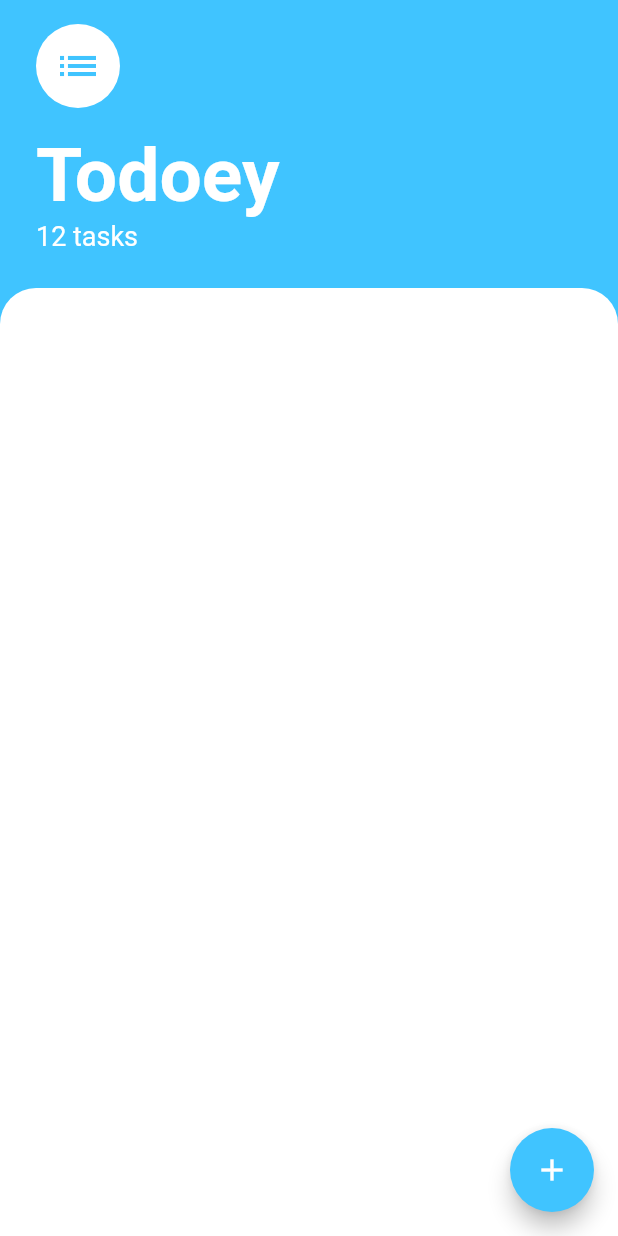
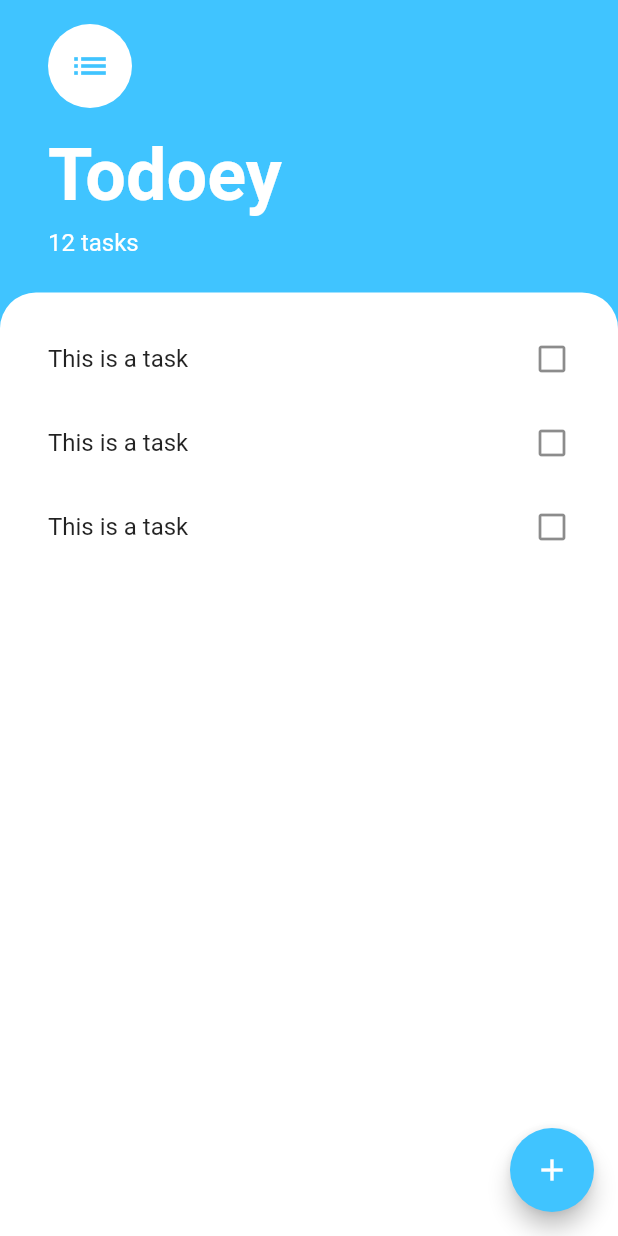
Before and after one commit to herickport/todoey, a Flutter app: the screen it shows after launch, on a phone screen of 412 x 824 dp. Run offline on Flutter 3.47's test engine with Material 2 defaults, Android fonts, the phone set to English and light mode, and no system bars.

Commit message:
Building the ListView of tasks

```diff
--- /dev/null
+++ b/lib/components/task_tile.dart
@@ -0,0 +1,12 @@
+import 'package:flutter/material.dart';
+
+class TaskTile extends StatelessWidget {
+  @override
+  Widget build(BuildContext context) {
+    return ListTile(
+      contentPadding: EdgeInsets.zero,
+      title: Text('This is a task'),
+      trailing: Icon(Icons.check_box_outline_blank),
+    );
+  }
+}
--- /dev/null
+++ b/lib/components/tasks_list.dart
@@ -0,0 +1,19 @@
+import 'package:flutter/material.dart';
+import 'package:todoey/components/task_tile.dart';
+
+class TasksList extends StatelessWidget {
+  @override
+  Widget build(BuildContext context) {
+    return ListView(
+      // padding: EdgeInsets.symmetric(
+      //   horizontal: 32.0,
+      //   vertical: 16.0,
+      // ),
+      children: <Widget>[
+        TaskTile(),
+        TaskTile(),
+        TaskTile(),
+      ],
+    );
+  }
+}
--- a/lib/main.dart
+++ b/lib/main.dart
@@ -16,9 +16,6 @@ class Todoey extends StatelessWidget {
         floatingActionButtonTheme: FloatingActionButtonThemeData(
           backgroundColor: Colors.lightBlueAccent,
         ),
-        iconTheme: IconThemeData(
-          size: 32.0,
-        ),
         scaffoldBackgroundColor: Colors.lightBlueAccent,
         visualDensity: VisualDensity.adaptivePlatformDensity,
       ),
--- a/lib/screens/tasks_screen.dart
+++ b/lib/screens/tasks_screen.dart
@@ -1,4 +1,5 @@
 import 'package:flutter/material.dart';
+import 'package:todoey/components/tasks_list.dart';
 
 class TasksScreen extends StatelessWidget {
   @override
@@ -14,7 +15,7 @@ class TasksScreen extends StatelessWidget {
           children: <Widget>[
             Padding(
               padding: const EdgeInsets.only(
-                left: 24.0,
+                left: 32.0,
                 top: 16.0,
                 bottom: 24.0,
               ),
@@ -28,7 +29,7 @@ class TasksScreen extends StatelessWidget {
                     child: Icon(
                       Icons.list,
                       color: Colors.lightBlueAccent,
-                      size: 32.0,
+                      size: 28.0,
                     ),
                   ),
                   const SizedBox(height: 16.0),
@@ -36,15 +37,16 @@ class TasksScreen extends StatelessWidget {
                     'Todoey',
                     style: TextStyle(
                       color: Colors.white,
-                      fontSize: 50.0,
+                      fontSize: 48.0,
                       fontWeight: FontWeight.w700,
                     ),
                   ),
+                  const SizedBox(height: 8.0),
                   Text(
                     '12 tasks',
                     style: const TextStyle(
                       color: Colors.white,
-                      fontSize: 18.0,
+                      fontSize: 16.0,
                     ),
                   ),
                 ],
@@ -52,6 +54,10 @@ class TasksScreen extends StatelessWidget {
             ),
             Expanded(
               child: Container(
+                padding: EdgeInsets.symmetric(
+                  horizontal: 32.0,
+                  vertical: 16.0,
+                ),
                 decoration: BoxDecoration(
                   color: Colors.white,
                   borderRadius: BorderRadius.only(
@@ -59,6 +65,7 @@ class TasksScreen extends StatelessWidget {
                     topRight: Radius.circular(24.0),
                   ),
                 ),
+                child: TasksList(),
               ),
             )
           ],
```
